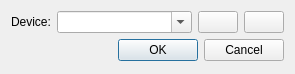
Qt form src/bomi/ui/opendvddialog.ui (bylee20/bomi) before a commit.
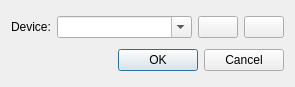
The same form after that commit. Icons and pictures are not drawn. Custom widgets are drawn as their Qt base class.

What changed in the file:
```diff
--- a/src/bomi/ui/opendvddialog.ui
+++ b/src/bomi/ui/opendvddialog.ui
@@ -7,7 +7,7 @@
     <x>0</x>
     <y>0</y>
     <width>295</width>
-    <height>74</height>
+    <height>87</height>
    </rect>
   </property>
   <layout class="QVBoxLayout" name="verticalLayout">
@@ -44,9 +44,6 @@
        <property name="toolTip">
         <string>Open device/folder</string>
        </property>
-       <property name="text">
-        <string/>
-       </property>
        <property name="icon">
         <iconset resource="../rsclist.qrc">
          <normaloff>:/img/document-open-folder.png</normaloff>:/img/document-open-folder.png</iconset>
@@ -58,9 +55,6 @@
        <property name="toolTip">
         <string>Open ISO file</string>
        </property>
-       <property name="text">
-        <string/>
-       </property>
        <property name="icon">
         <iconset resource="../rsclist.qrc">
          <normaloff>:/img/media-optical.png</normaloff>:/img/media-optical.png</iconset>
@@ -104,6 +98,11 @@
    <extends>QDialogButtonBox</extends>
    <header>dialog/bbox.hpp</header>
   </customwidget>
+  <customwidget>
+   <class>PathButton</class>
+   <extends>QPushButton</extends>
+   <header>widget/pathbutton.hpp</header>
+  </customwidget>
  </customwidgets>
  <resources>
   <include location="../rsclist.qrc"/>
```
Left out of the diff: 4 changed lines with no effect on the pictures.
